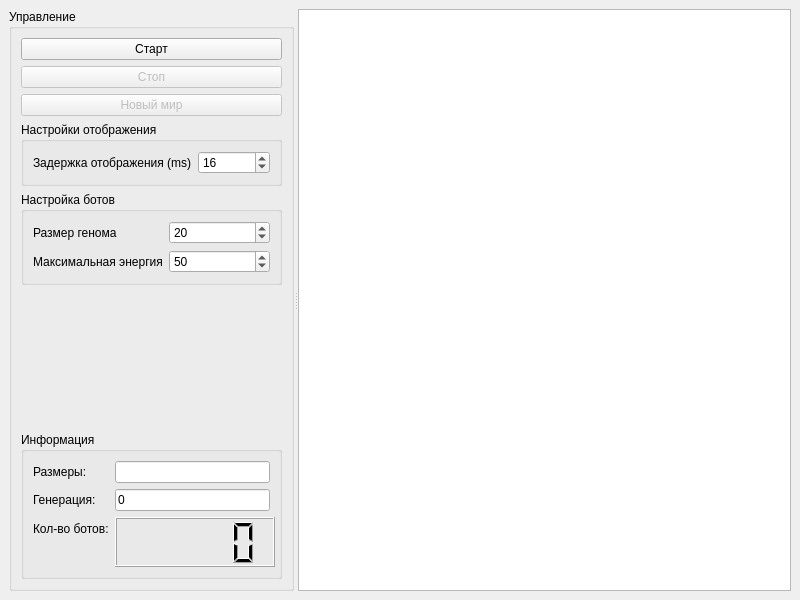
Before: the Qt Designer form mainwindow.ui in TomasGlgg/QGenetic, drawn with Qt 5.
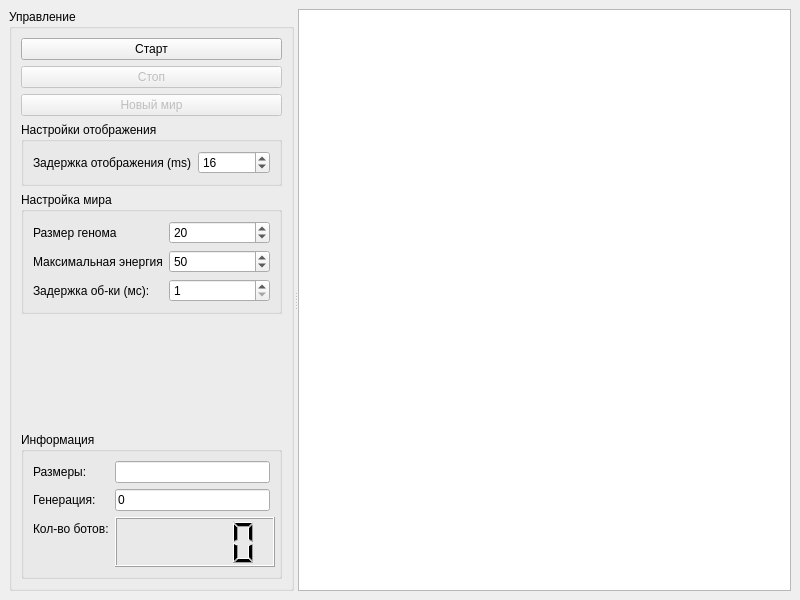
After: the same form once the commit is applied.

Patch:
```diff
--- a/mainwindow.ui
+++ b/mainwindow.ui
@@ -99,7 +99,7 @@
         <item>
          <widget class="QGroupBox" name="groupBox_3">
           <property name="title">
-           <string>Настройка ботов</string>
+           <string>Настройка мира</string>
           </property>
           <layout class="QFormLayout" name="formLayout_2">
            <item row="0" column="0">
@@ -139,6 +139,26 @@
              </property>
             </widget>
            </item>
+           <item row="2" column="0">
+            <widget class="QLabel" name="label_7">
+             <property name="text">
+              <string>Задержка об-ки (мс):</string>
+             </property>
+            </widget>
+           </item>
+           <item row="2" column="1">
+            <widget class="QSpinBox" name="process_delay">
+             <property name="minimum">
+              <number>1</number>
+             </property>
+             <property name="maximum">
+              <number>1000000000</number>
+             </property>
+             <property name="value">
+              <number>1</number>
+             </property>
+            </widget>
+           </item>
           </layout>
          </widget>
         </item>
```
